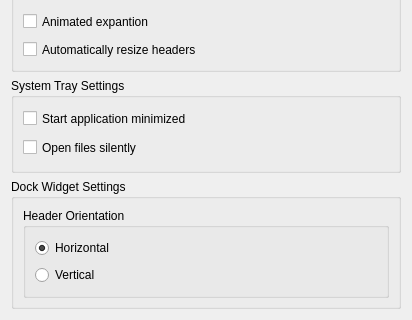
The window that src/displaysettings.ui (ChaosWars/knewz) describes before a commit, drawn with Qt 5; both pictures show x 0 to 412 and y 175 to 495 of the 412 by 495 pixel window.
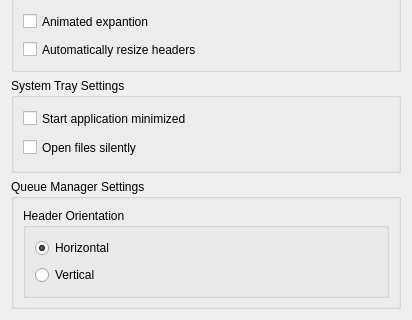
The same window after the commit. Custom widgets are drawn as their Qt base class.

Patch:
```diff
--- a/src/displaysettings.ui
+++ b/src/displaysettings.ui
@@ -192,7 +192,7 @@
       </size>
      </property>
      <property name="title" >
-      <string>Dock Widget Settings</string>
+      <string>Queue Manager Settings</string>
      </property>
      <layout class="QVBoxLayout" name="verticalLayout_5" >
       <item>
```
